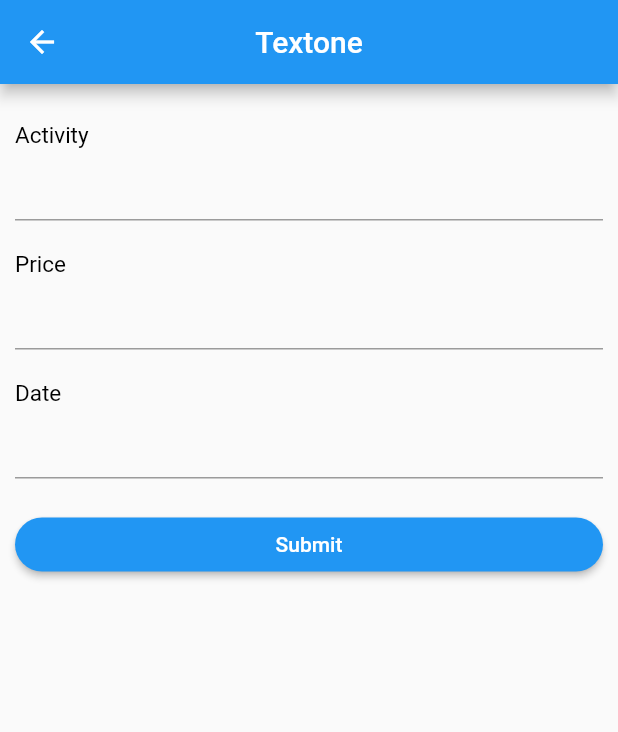
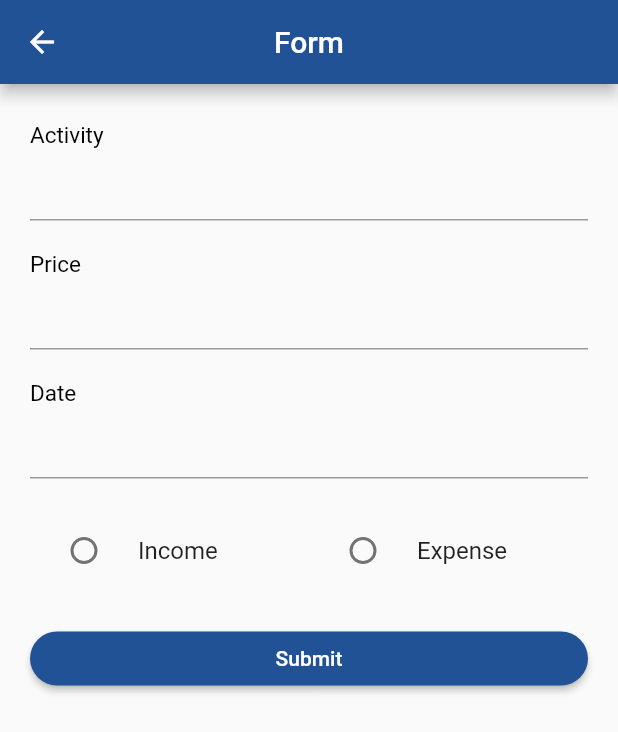
Before and after one commit to ramawahyu112/Dompetku, a Flutter app: the HomeFormPage screen opened by its route, after a tap on "Submit", on a phone screen of 412 x 824 dp. Shown: the top 732 px of the screen. Run offline on Flutter 3.47's test engine with Material 2 defaults, Android fonts, the phone set to English and light mode, and no system bars; drawn by our look-alikes of loader_overlay; our stand-ins replace fluttertoast, persistent_bottom_nav_bar, sqflite; accounts and stored records are empty.

Commit message:
fixing flow

```diff
--- a/lib/main.dart
+++ b/lib/main.dart
@@ -3,6 +3,7 @@ import 'package:mydompet/pages/splash_screen/splash_screen.dart';
 import 'package:mydompet/providers/balance_provider.dart';
 import 'package:mydompet/providers/cash_provider.dart';
 import 'package:mydompet/route.dart' as router;
+import 'package:mydompet/utils/color.dart';
 import 'package:provider/provider.dart';
 
 void main() {
@@ -24,7 +25,8 @@ class MyApp extends StatelessWidget {
       ],
       builder: (context, child) => MaterialApp(
           theme: ThemeData(
-            primaryColor: Colors.white54
+            primaryColor: Colors.white54,
+            appBarTheme: AppBarTheme(backgroundColor: appTheme),
           ),
           initialRoute: SplashScreen.routeName,
           onGenerateRoute: router.generateRoute,
--- a/lib/models/cash_model.dart
+++ b/lib/models/cash_model.dart
@@ -8,17 +8,20 @@ const String columnId    = 'id';
 const String columnTitle = 'title';
 const String columnPrice = 'price';
 const String columnDate  = 'date';
+const String columnCashType  = 'cashtype';
 
 class CashModel{
    int? id;
    String title, date;
    double price;
+   int cashType;
 
   CashModel({
     this.id,
     required this.title,
     required this.price,
-    required this.date
+    required this.date,
+    required this.cashType,
   });
 
   Map<String, dynamic> toMap() {
@@ -26,6 +29,7 @@ class CashModel{
       columnTitle:title,
       columnPrice: price,
       columnDate: date,
+      columnCashType: cashType
     };
     if (id != null) {
       map[columnId] = id;
@@ -38,6 +42,7 @@ class CashModel{
     title: map[columnTitle],
     price: map[columnPrice],
     date: map[columnDate],
+    cashType: map[columnCashType],
   );
 
 }
@@ -61,7 +66,8 @@ class CashDatabase {
         $columnId integer primary key autoincrement,
         $columnTitle text not null,
         $columnPrice real not null,
-        $columnDate text not null)
+        $columnDate text not null,
+        $columnCashType integer not null)
       ''');
     });
     return db;
@@ -92,7 +98,8 @@ class CashDatabase {
           columnId,
           columnTitle,
           columnPrice,
-          columnDate],
+          columnDate,
+          columnCashType],
         where: '$columnId = ?',
         whereArgs: [id]);
     if (maps.isNotEmpty) {
--- a/lib/pages/home/home_form_page.dart
+++ b/lib/pages/home/home_form_page.dart
@@ -1,6 +1,7 @@
 import 'package:flutter/material.dart';
 import 'package:loader_overlay/loader_overlay.dart';
 import 'package:mydompet/providers/cash_provider.dart';
+import 'package:mydompet/utils/color.dart';
 import 'package:mydompet/utils/helper.dart';
 import 'package:mydompet/utils/sizeconfig.dart';
 import 'package:mydompet/widgets/custom_appbar.dart';
@@ -65,13 +66,13 @@ class _HomeFormPageState extends State<HomeFormPage> {
   Widget build(BuildContext context) {
     cashProvider = context.watch<CashProvider>();
     return Scaffold(
-      appBar: const CustomAppBar(title: "Textone", canBack: true),
+      appBar: const CustomAppBar(title: "Form", canBack: true),
       resizeToAvoidBottomInset: false,
       body: LoaderOverlay(
         child: Form(
           key: _formKey,
           child: Container(
-            padding: const EdgeInsets.symmetric(horizontal: 10, vertical: 5),
+            padding: const EdgeInsets.symmetric(horizontal: 20, vertical: 5),
             child: Column(
               children: [
                 verticalSpaceMD(),
@@ -92,6 +93,31 @@ class _HomeFormPageState extends State<HomeFormPage> {
                   controller: cashProvider.dateController
                 ),
                 verticalSpaceMD(),
+                Row(
+                  children: [
+                    Flexible(
+                      child: RadioListTile(
+                        title: const Text("Income"),
+                        value: 0,
+                        groupValue: cashProvider.cashType,
+                        onChanged: (value) {
+                          cashProvider.setCashType = value;
+                        },
+                      ),
+                    ),
+                    Flexible(
+                      child: RadioListTile(
+                        title: const Text("Expense"),
+                        value: 1,
+                        groupValue: cashProvider.cashType,
+                        onChanged: (value) {
+                          cashProvider.setCashType = value;
+                        },
+                      ),
+                    )
+                  ],
+                ),
+                verticalSpaceMD(),
                 SizedBox(
                   width: SizeConfig(context).parentWidth(100),
                   child: ElevatedButton(
@@ -99,7 +125,9 @@ class _HomeFormPageState extends State<HomeFormPage> {
                       submit(context);
                       cashProvider.clearController();
                     },
-                    style: ElevatedButton.styleFrom(shape: const StadiumBorder()),
+                    style: ElevatedButton.styleFrom(
+                        shape: const StadiumBorder(),
+                        backgroundColor: appTheme),
                     child: const Text("Submit")
                   ),
                 ),
--- a/lib/providers/cash_provider.dart
+++ b/lib/providers/cash_provider.dart
@@ -1,11 +1,11 @@
 import 'package:flutter/cupertino.dart';
 
 import '../models/cash_model.dart';
-import 'package:collection/collection.dart';
 
 class CashProvider with ChangeNotifier {
   List<CashModel>? _cashList;
   int? _idCash;
+  int? _cashType;
   double? _balanceAmount;
   final database = CashDatabase();
 
@@ -28,6 +28,11 @@ class CashProvider with ChangeNotifier {
     notifyListeners();
   }
 
+  set setCashType(val) {
+    _cashType = val;
+    notifyListeners();
+  }
+
   set setBalance(val) {
     _balanceAmount = val;
     notifyListeners();
@@ -45,6 +50,7 @@ class CashProvider with ChangeNotifier {
 
   List<CashModel>? get cashList => _cashList;
   int? get idCash => _idCash;
+  int? get cashType => _cashType;
   double? get balanceAmount => _balanceAmount;
   TextEditingController get activityController => _activityController;
   TextEditingController get priceController => _priceController;
@@ -55,11 +61,13 @@ class CashProvider with ChangeNotifier {
     _activityController.clear();
     _priceController.clear();
     _dateController.clear();
+    _cashType = null;
   }
 
   getAllData() async {
     setCash = await database.select();
-    var balance = _cashList!.fold(0.0, (pV, cV) => pV + cV.price);
+    var balance = (balanceAmount ?? 0.0)
+          + _cashList!.fold(0.0, (pV, cV) => pV + cV.price);
     setBalance = balance;
   }
 
@@ -95,8 +103,16 @@ class CashProvider with ChangeNotifier {
       id: _idCash,
       title: activityController.text,
       price: double.parse(priceController.text),
-      date: dateController.text
+      date: dateController.text,
+      cashType: _cashType!
     );
+    if (cashModel.cashType == 0) {
+      cashModel.price = cashModel.price.abs();
+    } else if (cashModel.cashType == 1) {
+      if (!cashModel.price.isNegative) {
+        cashModel.price = cashModel.price * -1;
+      }
+    }
     return cashModel;
   }
 
@@ -105,6 +121,7 @@ class CashProvider with ChangeNotifier {
     _activityController.text = model?.title ?? "";
     _dateController.text = model?.date ?? "";
     _priceController.text = model?.price.toString() ?? "";
+    _cashType = model?.cashType;
     notifyListeners();
   }
 
--- a/lib/utils/color.dart
+++ b/lib/utils/color.dart
@@ -4,4 +4,5 @@ import 'package:flutter/material.dart';
 Color appDefault = Colors.black;
 Color bottomNavActive = const Color(0xFF205295);
 Color appTheme = const Color(0xFF205295);
+Color statusExpense = const Color(0xFFF55050);
 Color bottomNavInactive = Colors.black;
--- a/lib/utils/style.dart
+++ b/lib/utils/style.dart
@@ -7,7 +7,7 @@ TextStyle defaultTextWhite = const TextStyle(fontSize: 15, color: Colors.white);
 TextStyle appBarTitle = const TextStyle(fontSize: 20, color: Colors.white);
 TextStyle recentActivity = const TextStyle(fontSize: 20, color: Colors.black);
 TextStyle balanceText = const TextStyle(fontSize: 25, color: Colors.white);
-TextStyle listTileTitle = const TextStyle(fontSize: 20, color: Colors.black);
-TextStyle listTileSubtitle = const TextStyle(fontSize: 15, color: Colors.grey);
-TextStyle listTileTrailing = const TextStyle(fontSize: 20, color: Colors.black);
+TextStyle listTileTitle = const TextStyle(fontSize: 15, color: Colors.black);
+TextStyle listTileSubtitle = const TextStyle(fontSize: 12, color: Colors.grey);
+TextStyle listTileTrailing(Color? color) => TextStyle(fontSize: 15, color: color);
 TextStyle textFieldTitle = const TextStyle(fontSize: 15, color:  Colors.black);
--- a/lib/widgets/custom_textfield.dart
+++ b/lib/widgets/custom_textfield.dart
@@ -53,7 +53,7 @@ class _CustomTextFieldsState extends State<CustomTextFields> {
                 context: context,
                 initialDate: DateTime.now(),
                 firstDate: DateTime(1945),
-                lastDate: DateTime(2030),
+                lastDate: DateTime(2090),
               );
               if (date != null ){
                 String dateFormated = DateFormat('dd-MM-yyyy').format(date);
```
Also changed, not shown: lib/pages/home/home_page.dart (+22 -7 lines).
